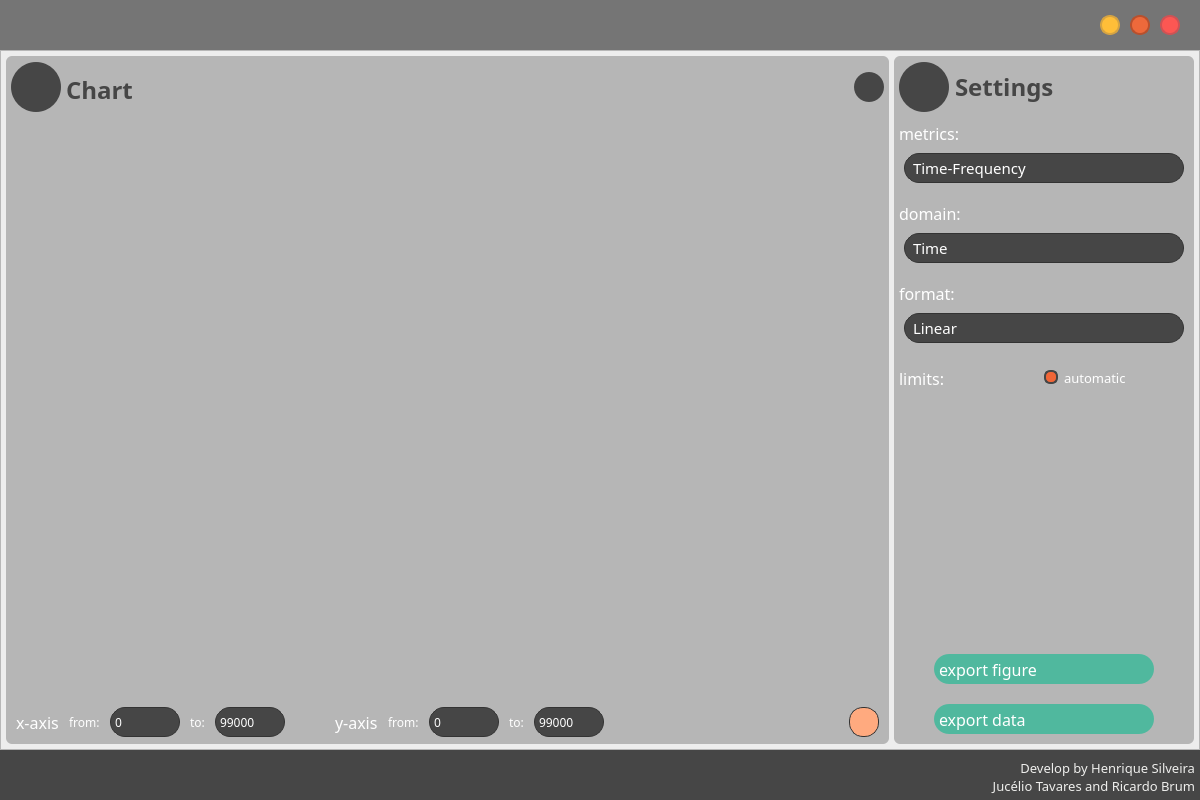
The window that Forms/graph.ui (henriquealende/PsychoBox) describes before a commit, drawn with Qt 5.
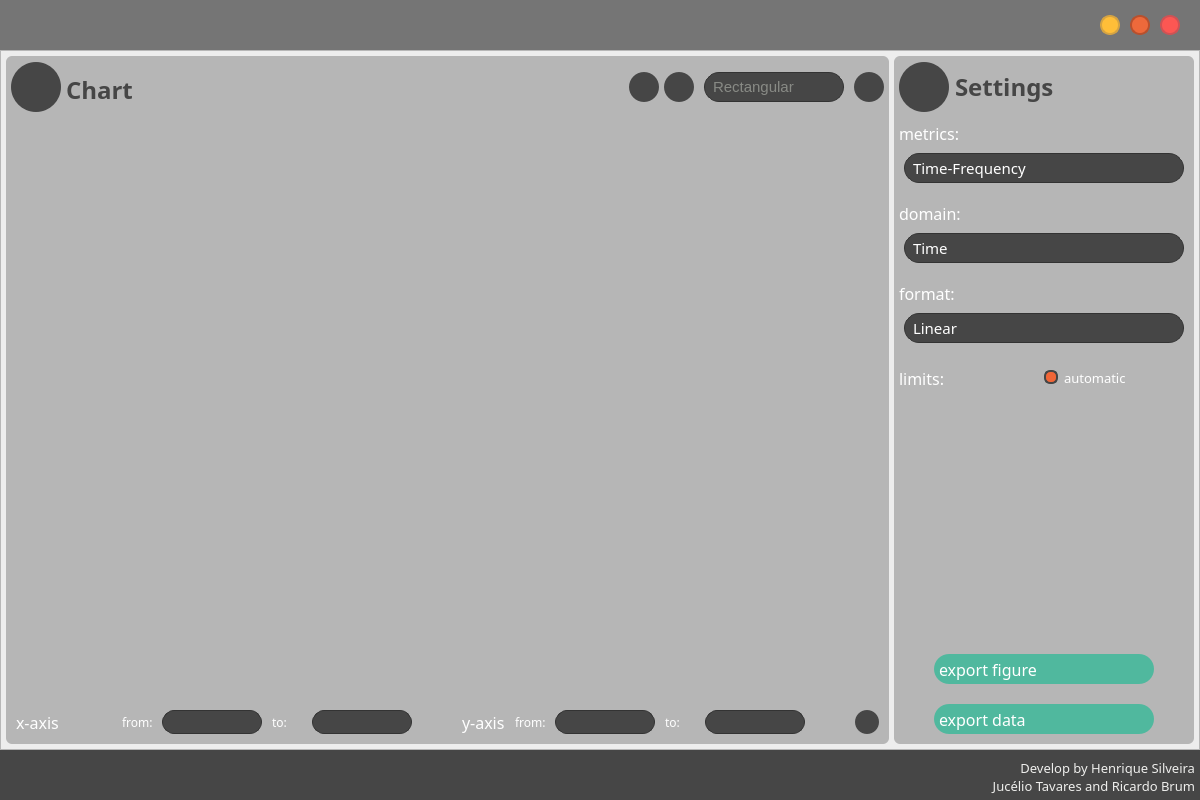
The same window after the commit. Icons and pictures are not drawn.

Commit message: fixing region selection

```diff
--- a/Forms/graph.ui
+++ b/Forms/graph.ui
@@ -355,6 +355,72 @@
              <height>52</height>
             </size>
            </property>
+           <property name="styleSheet">
+            <string notr="true">QPushButton{
+	background-color: rgb(70,70,70);
+	border-radius: 15px;
+}
+
+QPushButton:checked {
+		background-color: rgb(80, 184, 158);
+}
+
+QPushButton:hover {
+	background-color: rgb(255, 161, 78);
+}
+
+QPushButton:pressed {
+	background-color: rgb(237, 105, 59)
+}
+
+QComboBox {
+	border: 1px solid #333333;
+	border-radius: 15px;
+	background:  rgb(70, 70, 70);
+	padding: 10x 23px 5px 5x;
+	min-width: 10em;
+	color: rgb(255, 255, 255);
+	margin-left: 5px;
+	margin-right: 5px;
+	padding-left: 8px
+}
+
+QComboBox::disabled{
+	color: rgb(136, 138, 133)
+}
+
+QComboBox::down-arrow:disabled {    
+	image: url(:/icons/img/downArrowDis.png);
+}
+
+QComboBox::hover{
+border: 3px solid  #009b4a;
+}
+
+QComboBox::drop-down {
+	subcontrol-origin: padding;
+	subcontrol-position: top right;
+	width: 20px;
+ 
+	border-top-right-radius: 3px;
+	border-bottom-right-radius: 3px;
+}
+
+QComboBox::down-arrow {    
+	image: url(:/icons/img/downArrow.png);
+	width : 12px;
+}
+
+QComboBox QAbstractView{
+	background-color: #4f4f4f;
+	color: #999999;
+ 
+	selection-background-color: rgb(70, 70, 70);
+	selection-color: #4f4f4f;
+}
+
+</string>
+           </property>
            <property name="frameShape">
             <enum>QFrame::StyledPanel</enum>
            </property>
@@ -441,7 +507,45 @@
              </widget>
             </item>
             <item>
-             <widget class="QPushButton" name="plusButton">
+             <widget class="QPushButton" name="select_area">
+              <property name="minimumSize">
+               <size>
+                <width>30</width>
+                <height>30</height>
+               </size>
+              </property>
+              <property name="maximumSize">
+               <size>
+                <width>30</width>
+                <height>30</height>
+               </size>
+              </property>
+              <property name="text">
+               <string/>
+              </property>
+              <property name="icon">
+               <iconset resource="../Resources/resourceGui.qrc">
+                <normaloff>:/icons/img/select_area.png</normaloff>:/icons/img/select_area.png</iconset>
+              </property>
+              <property name="iconSize">
+               <size>
+                <width>18</width>
+                <height>18</height>
+               </size>
+              </property>
+              <property name="checkable">
+               <bool>true</bool>
+              </property>
+              <property name="checked">
+               <bool>false</bool>
+              </property>
+             </widget>
+            </item>
+            <item>
+             <widget class="QPushButton" name="windowButton">
+              <property name="enabled">
+               <bool>false</bool>
+              </property>
               <property name="minimumSize">
                <size>
                 <width>30</width>
@@ -455,17 +559,79 @@
                </size>
               </property>
               <property name="styleSheet">
-               <string notr="true">QPushButton{
-	background-color: rgb(70,70,70);
-	border-radius: 15px;
-}</string>
+               <string notr="true"/>
               </property>
               <property name="text">
                <string/>
               </property>
               <property name="icon">
                <iconset resource="../Resources/resourceGui.qrc">
-                <normaloff>:/icons/img/addEnabled.png</normaloff>:/icons/img/addEnabled.png</iconset>
+                <normaloff>:/icons/img/gaussian-function.png</normaloff>:/icons/img/gaussian-function.png</iconset>
+              </property>
+              <property name="iconSize">
+               <size>
+                <width>18</width>
+                <height>18</height>
+               </size>
+              </property>
+             </widget>
+            </item>
+            <item>
+             <widget class="QComboBox" name="comboBox">
+              <property name="enabled">
+               <bool>false</bool>
+              </property>
+              <property name="minimumSize">
+               <size>
+                <width>150</width>
+                <height>30</height>
+               </size>
+              </property>
+              <property name="maximumSize">
+               <size>
+                <width>150</width>
+                <height>16777215</height>
+               </size>
+              </property>
+              <property name="font">
+               <font>
+                <family>Arial</family>
+                <pointsize>11</pointsize>
+               </font>
+              </property>
+              <item>
+               <property name="text">
+                <string>Rectangular</string>
+               </property>
+              </item>
+              <item>
+               <property name="text">
+                <string>Hanning</string>
+               </property>
+              </item>
+              <item>
+               <property name="text">
+                <string>Hamming</string>
+               </property>
+              </item>
+             </widget>
+            </item>
+            <item>
+             <widget class="QPushButton" name="pushButton">
+              <property name="minimumSize">
+               <size>
+                <width>30</width>
+                <height>30</height>
+               </size>
+              </property>
+              <property name="maximumSize">
+               <size>
+                <width>30</width>
+                <height>30</height>
+               </size>
+              </property>
+              <property name="text">
+               <string/>
               </property>
              </widget>
             </item>
@@ -547,17 +713,19 @@
            </property>
            <property name="styleSheet">
             <string notr="true">QPushButton {
-	border: 1px solid #333333;
-	border-radius: 14px;
+	border-radius: 12px;
 	background:  rgb(70, 70, 70);
 	color: rgb(255, 255, 255);
-	padding: 3px 0px 2px 2px
 
 }
+QPushButton:checked {
+	
+	background-color: rgb(80, 184, 158);
 
-QSpinBox {
+}
+QLineEdit {
 	border: 1px solid #333333;
-	border-radius: 15px;
+	border-radius: 12px;
 	background:  rgb(70, 70, 70);
 	color: rgb(255, 255, 255);
 	padding: 3px 0px 2px 2px
@@ -567,43 +735,12 @@
 border: 3px solid  #009b4a;
 }
 
-QSpinBox::up-button{
-	border: none;
-	background-color: none;
-}
 
-QSpinBox::up-arrow {    
-	image: url(:/icons/img/upArrow.png);
-	width : 10px;
-	margin-right:4px;
-}
-
-QSpinBox::down-button{
-	border: none;
-	background-color: none;
-}
-
-QSpinBox::down-arrow {    
-	image: url(:/icons/img/downArrow.png);
-	width : 10px;
-	margin-right:4px;
-}
-
-QSpinBox:disabled{
+QLineEdit:disabled{
 	color: rgb(136, 138, 133);
 }
 
-QSpinBox::down-arrow:disabled {    
-	image: url(:/icons/img/downArrowDis.png);
-	width : 10px;
-	margin-right:4px;
-}
-
-QSpinBox::up-arrow:disabled {    
-	image: url(:/icons/img/upArrowDis.png);
-	width : 10px;
-	margin-right:4px;
-}</string>
+</string>
            </property>
            <property name="frameShape">
             <enum>QFrame::NoFrame</enum>
@@ -669,6 +806,12 @@
                </item>
                <item>
                 <widget class="QLabel" name="label_78">
+                 <property name="maximumSize">
+                  <size>
+                   <width>30</width>
+                   <height>16777215</height>
+                  </size>
+                 </property>
                  <property name="font">
                   <font>
                    <family>PF BeauSans Pro</family>
@@ -683,38 +826,35 @@
                 </widget>
                </item>
                <item>
-                <widget class="QSpinBox" name="spinBox_3">
-                 <property name="enabled">
-                  <bool>true</bool>
-                 </property>
+                <widget class="QLineEdit" name="x_min">
                  <property name="minimumSize">
                   <size>
-                   <width>70</width>
-                   <height>30</height>
+                   <width>100</width>
+                   <height>24</height>
                   </size>
                  </property>
                  <property name="maximumSize">
                   <size>
-                   <width>60</width>
-                   <height>30</height>
+                   <width>100</width>
+                   <height>24</height>
                   </size>
                  </property>
-                 <property name="font">
-                  <font>
-                   <family>PF BeauSans Pro Light</family>
-                   <pointsize>9</pointsize>
-                  </font>
-                 </property>
-                 <property name="maximum">
-                  <number>99000</number>
-                 </property>
-                 <property name="value">
-                  <number>0</number>
-                 </property>
                 </widget>
                </item>
                <item>
                 <widget class="QLabel" name="label_79">
+                 <property name="minimumSize">
+                  <size>
+                   <width>30</width>
+                   <height>0</height>
+                  </size>
+                 </property>
+                 <property name="maximumSize">
+                  <size>
+                   <width>30</width>
+                   <height>16777215</height>
+                  </size>
+                 </property>
                  <property name="font">
                   <font>
                    <family>PF BeauSans Pro</family>
@@ -729,34 +869,19 @@
                 </widget>
                </item>
                <item>
-                <widget class="QSpinBox" name="spinBox_4">
-                 <property name="enabled">
-                  <bool>true</bool>
-                 </property>
+                <widget class="QLineEdit" name="x_max">
                  <property name="minimumSize">
                   <size>
-                   <width>70</width>
-                   <height>30</height>
+                   <width>100</width>
+                   <height>24</height>
                   </size>
                  </property>
                  <property name="maximumSize">
                   <size>
-                   <width>60</width>
-                   <height>30</height>
+                   <width>100</width>
+                   <height>24</height>
                   </size>
                  </property>
-                 <property name="font">
-                  <font>
-                   <family>PF BeauSans Pro Light</family>
-                   <pointsize>9</pointsize>
-                  </font>
-                 </property>
-                 <property name="maximum">
-                  <number>99000</number>
-                 </property>
-                 <property name="value">
-                  <number>99000</number>
-                 </property>
                 </widget>
                </item>
               </layout>
@@ -805,6 +930,18 @@
                </item>
                <item>
                 <widget class="QLabel" name="label_80">
+                 <property name="minimumSize">
+                  <size>
+                   <width>30</width>
+                   <height>0</height>
+                  </size>
+                 </property>
+                 <property name="maximumSize">
+                  <size>
+                   <width>30</width>
+                   <height>16777215</height>
+                  </size>
+                 </property>
                  <property name="font">
                   <font>
                    <family>PF BeauSans Pro</family>
@@ -819,38 +956,35 @@
                 </widget>
                </item>
                <item>
-                <widget class="QSpinBox" name="spinBox">
-                 <property name="enabled">
-                  <bool>true</bool>
-                 </property>
+                <widget class="QLineEdit" name="y_min">
                  <property name="minimumSize">
                   <size>
-                   <width>70</width>
-                   <height>30</height>
+                   <width>100</width>
+                   <height>24</height>
                   </size>
                  </property>
                  <property name="maximumSize">
                   <size>
-                   <width>60</width>
-                   <height>30</height>
+                   <width>100</width>
+                   <height>24</height>
                   </size>
                  </property>
-                 <property name="font">
-                  <font>
-                   <family>PF BeauSans Pro Light</family>
-                   <pointsize>9</pointsize>
-                  </font>
-                 </property>
-                 <property name="maximum">
-                  <number>99000</number>
-                 </property>
-                 <property name="value">
-                  <number>0</number>
-                 </property>
                 </widget>
                </item>
                <item>
                 <widget class="QLabel" name="label_81">
+                 <property name="minimumSize">
+                  <size>
+                   <width>30</width>
+                   <height>0</height>
+                  </size>
+                 </property>
+                 <property name="maximumSize">
+                  <size>
+                   <width>30</width>
+                   <height>16777215</height>
+                  </size>
+                 </property>
                  <property name="font">
                   <font>
                    <family>PF BeauSans Pro</family>
@@ -865,37 +999,19 @@
                 </widget>
                </item>
                <item>
-                <widget class="QSpinBox" name="spinBox_2">
-                 <property name="enabled">
-                  <bool>true</bool>
-                 </property>
+                <widget class="QLineEdit" name="y_max">
                  <property name="minimumSize">
                   <size>
-                   <width>70</width>
-                   <height>30</height>
+                   <width>100</width>
+                   <height>24</height>
                   </size>
                  </property>
                  <property name="maximumSize">
                   <size>
-                   <width>60</width>
-                   <height>30</height>
+                   <width>100</width>
+                   <height>24</height>
                   </size>
                  </property>
-                 <property name="font">
-                  <font>
-                   <family>PF BeauSans Pro Light</family>
-                   <pointsize>9</pointsize>
-                  </font>
-                 </property>
-                 <property name="alignment">
-                  <set>Qt::AlignLeading|Qt::AlignLeft|Qt::AlignVCenter</set>
-                 </property>
-                 <property name="maximum">
-                  <number>99000</number>
-                 </property>
-                 <property name="value">
-                  <number>99000</number>
-                 </property>
                 </widget>
                </item>
                <item>
@@ -915,18 +1031,18 @@
                 <widget class="QPushButton" name="refresh">
                  <property name="minimumSize">
                   <size>
-                   <width>30</width>
-                   <height>30</height>
+                   <width>24</width>
+                   <height>24</height>
                   </size>
                  </property>
                  <property name="maximumSize">
                   <size>
-                   <width>30</width>
-                   <height>30</height>
+                   <width>24</width>
+                   <height>24</height>
                   </size>
                  </property>
                  <property name="styleSheet">
-                  <string notr="true">background-color: rgb(255, 170, 127)</string>
+                  <string notr="true"/>
                  </property>
                  <property name="text">
                   <string/>
@@ -935,6 +1051,12 @@
                   <iconset resource="../Resources/resourceGui.qrc">
                    <normaloff>:/icons/img/refresh.png</normaloff>:/icons/img/refresh.png</iconset>
                  </property>
+                 <property name="iconSize">
+                  <size>
+                   <width>12</width>
+                   <height>12</height>
+                  </size>
+                 </property>
                 </widget>
                </item>
               </layout>
```
Left out of the diff: 104 changed lines with no effect on the pictures. The commit also changes 16 other files.
